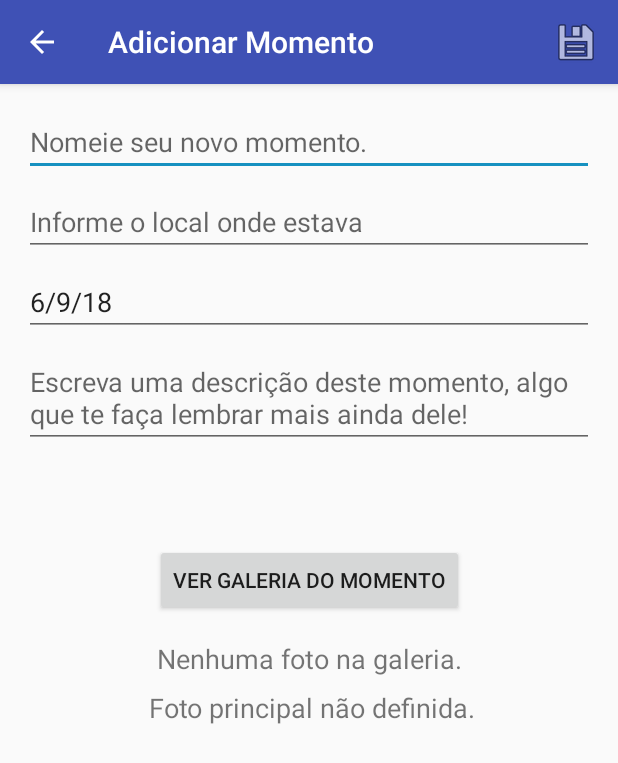
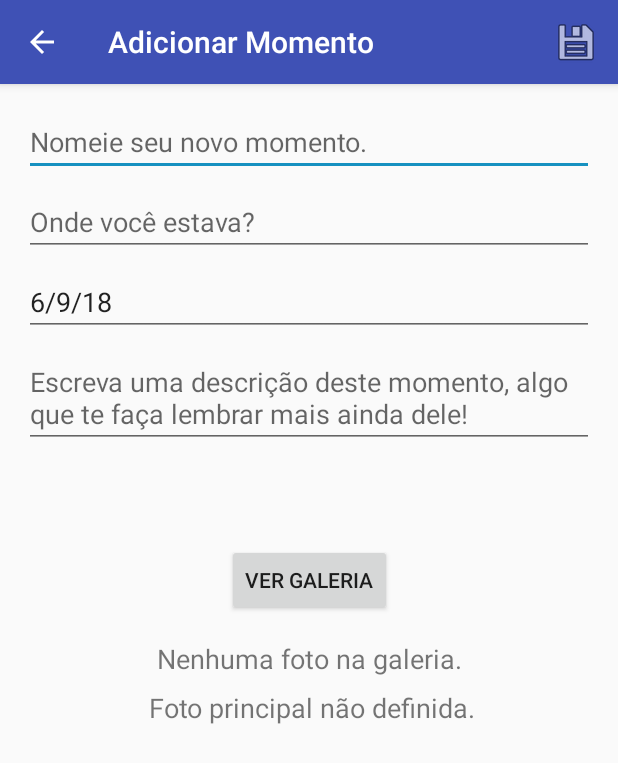
Before and after one commit to ecsanchesjr/moments-manager, an Android app: the OneMomentActivity screen opened directly, with no data from a screen before it, on a phone screen of 412 x 824 dp. Shown: the top 763 px of the screen. Run offline under Robolectric (Android 15) with nearby library versions, the phone set to English and light mode, and no system bars; our stand-ins replace Room's generated code.

```diff
--- a/AppMoments/app/src/main/res/values/strings.xml
+++ b/AppMoments/app/src/main/res/values/strings.xml
@@ -5,7 +5,7 @@
     <string name="add_moment_title">Adicionar Momento</string>
     <string name="about_title">Informações</string>
     <string name="moment_input_name_tip">Nomeie seu novo momento.</string>
-    <string name="moment_input_local_tip">Informe o local onde estava</string>
+    <string name="moment_input_local_tip">Onde você estava?</string>
     <string name="moment_input_description_tip">Escreva uma descrição deste momento, algo que te faça lembrar mais ainda dele!</string>
     <string name="moment_label_photo_grid">Adicionar Fotos</string>
     <string name="add_image_photo_grid_button">Adicionar Imagem</string>
@@ -24,11 +24,11 @@
     <string name="change_moment_title">Alterar</string>
     <string name="moment_change_success">Momento alterado.</string>
     <string name="moment_insert_success">Momento salvo.</string>
-    <string name="add_main_img">Adicione uma imagem para esse momento</string>
-    <string name="add_main_img_label">Adicione a imagem principal deste momento</string>
+    <string name="add_main_img">Adicione uma imagem para esse momento.</string>
+    <string name="add_main_img_label">Adicione a imagem principal deste momento.</string>
     <string name="app_theme_colors">Tema do aplicativo</string>
     <string name="theme_switch_text">Modo noturno</string>
-    <string name="gallery_open_button">Ver galeria do momento</string>
+    <string name="gallery_open_button">Ver galeria</string>
     <string name="gallery_activity_title">Galeria</string>
     <string name="gallery_menu_add_button">Adicionar fotos</string>
     <string name="gallery_one_selected">Definir como principal</string>
```
Also changed, not shown: 1 other file.
